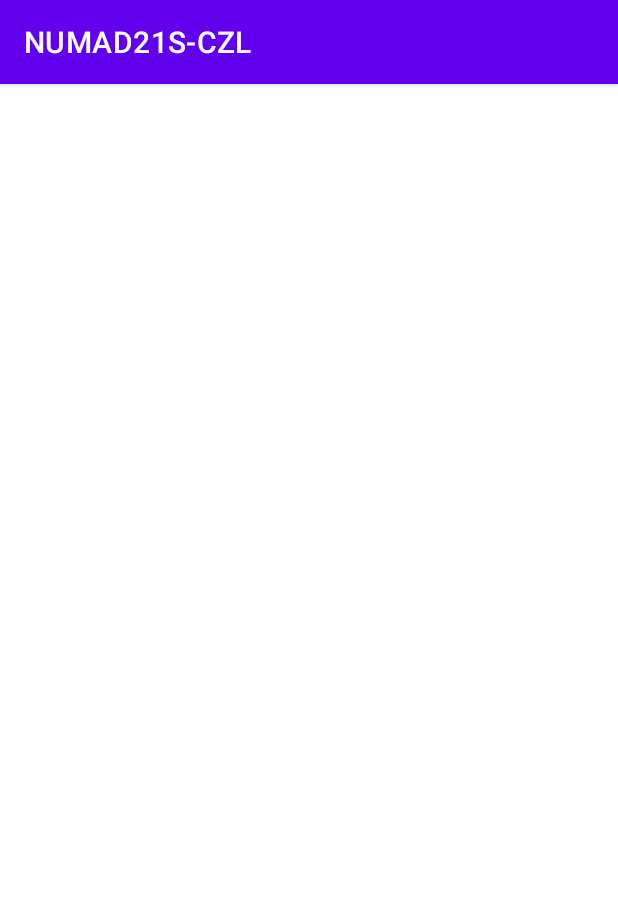
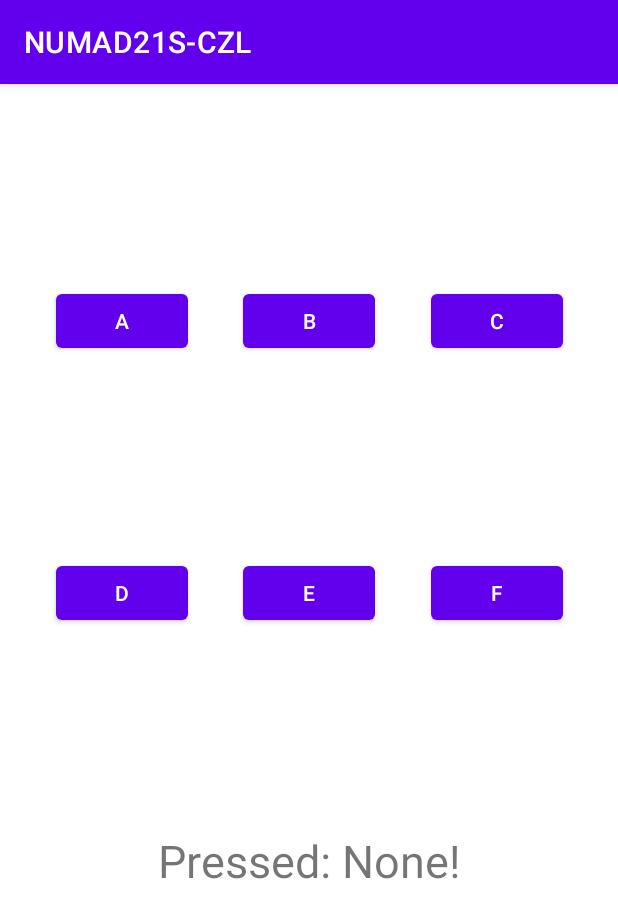
Before and after one commit to Clee2691/NUMAD21S-CZL, an Android app: the activity_click_letters screen opened directly, with no data from a screen before it, on a phone screen of 412 x 824 dp. Shown: the top 918 px of the screen. Run offline under Robolectric (Android 15) with nearby library versions, the phone set to English and light mode, and no system bars.

Commit message:
Add click activity layout, add string res

```diff
--- a/app/src/main/java/com/example/numad21s_czl/MainActivity.java
+++ b/app/src/main/java/com/example/numad21s_czl/MainActivity.java
@@ -2,6 +2,7 @@ package com.example.numad21s_czl;
 
 import androidx.appcompat.app.AppCompatActivity;
 
+import android.content.Intent;
 import android.os.Bundle;
 import android.view.View;
 import android.widget.TextView;
@@ -30,6 +31,13 @@ public class MainActivity extends AppCompatActivity {
         }
         nameTextView.setText(name);
         emailTextView.setText(email);
+    }
 
+    public void activityButtons(View view) {
+        switch(view.getId()) {
+            case R.id.activity_click_btn:
+                Intent clickActivity = new Intent(this, activity_click_letters.class);
+                startActivity(clickActivity);
+        }
     }
 }
--- a/app/src/main/java/com/example/numad21s_czl/activity_click_letters.java
+++ b/app/src/main/java/com/example/numad21s_czl/activity_click_letters.java
@@ -3,6 +3,7 @@ package com.example.numad21s_czl;
 import androidx.appcompat.app.AppCompatActivity;
 
 import android.os.Bundle;
+
 
 public class activity_click_letters extends AppCompatActivity {
 
@@ -11,4 +12,8 @@ public class activity_click_letters extends AppCompatActivity {
         super.onCreate(savedInstanceState);
         setContentView(R.layout.activity_click_letters);
     }
+
+    public void displayLetterClicked(){
+
+    }
 }
--- a/app/src/main/res/layout/activity_click_letters.xml
+++ b/app/src/main/res/layout/activity_click_letters.xml
@@ -6,4 +6,76 @@
     android:layout_height="match_parent"
     tools:context=".activity_click_letters">
 
+    <Button
+        android:id="@+id/btn_c"
+        android:layout_width="wrap_content"
+        android:layout_height="48dp"
+        android:text="@string/c_string"
+        app:layout_constraintBottom_toTopOf="@+id/btn_f"
+        app:layout_constraintEnd_toEndOf="parent"
+        app:layout_constraintStart_toEndOf="@+id/btn_b"
+        app:layout_constraintTop_toTopOf="parent" />
+
+    <TextView
+        android:id="@+id/btn_pressed_textview"
+        android:layout_width="320dp"
+        android:layout_height="67dp"
+        android:text="@string/pressed_none_string"
+        android:textAlignment="center"
+        android:textSize="30sp"
+        app:layout_constraintBottom_toBottomOf="parent"
+        app:layout_constraintEnd_toEndOf="parent"
+        app:layout_constraintStart_toStartOf="parent"
+        app:layout_constraintTop_toTopOf="parent"
+        app:layout_constraintVertical_bias="0.71" />
+
+    <Button
+        android:id="@+id/btn_a"
+        android:layout_width="wrap_content"
+        android:layout_height="wrap_content"
+        android:text="@string/a_string"
+        app:layout_constraintBottom_toTopOf="@+id/btn_d"
+        app:layout_constraintEnd_toStartOf="@+id/btn_b"
+        app:layout_constraintStart_toStartOf="parent"
+        app:layout_constraintTop_toTopOf="parent" />
+
+    <Button
+        android:id="@+id/btn_b"
+        android:layout_width="wrap_content"
+        android:layout_height="wrap_content"
+        android:text="@string/b_string"
+        app:layout_constraintBottom_toTopOf="@+id/btn_e"
+        app:layout_constraintEnd_toStartOf="@+id/btn_c"
+        app:layout_constraintStart_toEndOf="@+id/btn_a"
+        app:layout_constraintTop_toTopOf="parent" />
+
+    <Button
+        android:id="@+id/btn_d"
+        android:layout_width="wrap_content"
+        android:layout_height="wrap_content"
+        android:text="@string/d_string"
+        app:layout_constraintBottom_toTopOf="@+id/btn_pressed_textview"
+        app:layout_constraintEnd_toStartOf="@+id/btn_e"
+        app:layout_constraintStart_toStartOf="parent"
+        app:layout_constraintTop_toBottomOf="@+id/btn_a" />
+
+    <Button
+        android:id="@+id/btn_e"
+        android:layout_width="wrap_content"
+        android:layout_height="wrap_content"
+        android:text="@string/e_string"
+        app:layout_constraintBottom_toTopOf="@+id/btn_pressed_textview"
+        app:layout_constraintEnd_toStartOf="@+id/btn_f"
+        app:layout_constraintStart_toEndOf="@+id/btn_d"
+        app:layout_constraintTop_toBottomOf="@+id/btn_b" />
+
+    <Button
+        android:id="@+id/btn_f"
+        android:layout_width="wrap_content"
+        android:layout_height="wrap_content"
+        android:text="@string/f_string"
+        app:layout_constraintBottom_toTopOf="@+id/btn_pressed_textview"
+        app:layout_constraintEnd_toEndOf="parent"
+        app:layout_constraintStart_toEndOf="@+id/btn_e"
+        app:layout_constraintTop_toBottomOf="@+id/btn_c" />
 </androidx.constraintlayout.widget.ConstraintLayout>
--- a/app/src/main/res/layout/activity_main.xml
+++ b/app/src/main/res/layout/activity_main.xml
@@ -80,6 +80,7 @@
         android:layout_height="63dp"
         android:backgroundTint="#931818"
         android:fontFamily="sans-serif-black"
+        android:onClick="activityButtons"
         android:text="@string/tap_me_string"
         android:textSize="18sp"
         android:typeface="monospace"
--- a/app/src/main/res/values/strings.xml
+++ b/app/src/main/res/values/strings.xml
@@ -3,4 +3,11 @@
     <string name="about_string">About</string>
     <string name="clear_string">Clear</string>
     <string name="tap_me_string">Tap Me!</string>
+    <string name="a_string">A</string>
+    <string name="b_string">B</string>
+    <string name="c_string">C</string>
+    <string name="d_string">D</string>
+    <string name="e_string">E</string>
+    <string name="f_string">F</string>
+    <string name="pressed_none_string">Pressed: None!</string>
 </resources>
```
